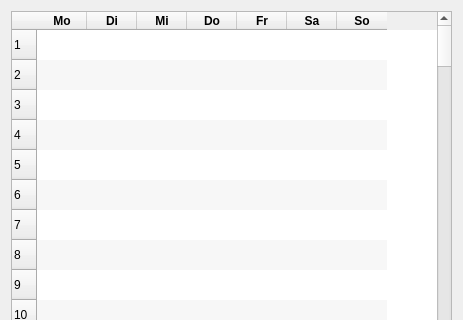
Qt form src/ui/choose_constraints.ui (amogorkon/watnu) before a commit; both pictures show x 0 to 463 and y 0 to 320 of the 463 by 501 pixel window.
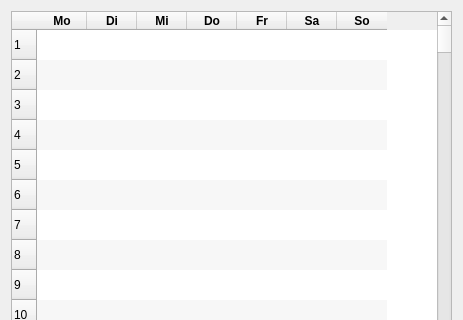
The same form after that commit.

```diff
--- a/src/ui/choose_constraints.ui
+++ b/src/ui/choose_constraints.ui
@@ -65,7 +65,7 @@
       <bool>false</bool>
      </property>
      <property name="rowCount">
-      <number>144</number>
+      <number>288</number>
      </property>
      <property name="columnCount">
       <number>7</number>
@@ -134,6 +134,150 @@
      <row/>
      <row/>
      <row/>
+     <row/>
+     <row/>
+     <row/>
+     <row/>
+     <row/>
+     <row/>
+     <row/>
+     <row/>
+     <row/>
+     <row/>
+     <row/>
+     <row/>
+     <row/>
+     <row/>
+     <row/>
+     <row/>
+     <row/>
+     <row/>
+     <row/>
+     <row/>
+     <row/>
+     <row/>
+     <row/>
+     <row/>
+     <row/>
+     <row/>
+     <row/>
+     <row/>
+     <row/>
+     <row/>
+     <row/>
+     <row/>
+     <row/>
+     <row/>
+     <row/>
+     <row/>
+     <row/>
+     <row/>
+     <row/>
+     <row/>
+     <row/>
+     <row/>
+     <row/>
+     <row/>
+     <row/>
+     <row/>
+     <row/>
+     <row/>
+     <row/>
+     <row/>
+     <row/>
+     <row/>
+     <row/>
+     <row/>
+     <row/>
+     <row/>
+     <row/>
+     <row/>
+     <row/>
+     <row/>
+     <row/>
+     <row/>
+     <row/>
+     <row/>
+     <row/>
+     <row/>
+     <row/>
+     <row/>
+     <row/>
+     <row/>
+     <row/>
+     <row/>
+     <row/>
+     <row/>
+     <row/>
+     <row/>
+     <row/>
+     <row/>
+     <row/>
+     <row/>
+     <row/>
+     <row/>
+     <row/>
+     <row/>
+     <row/>
+     <row/>
+     <row/>
+     <row/>
+     <row/>
+     <row/>
+     <row/>
+     <row/>
+     <row/>
+     <row/>
+     <row/>
+     <row/>
+     <row/>
+     <row/>
+     <row/>
+     <row/>
+     <row/>
+     <row/>
+     <row/>
+     <row/>
+     <row/>
+     <row/>
+     <row/>
+     <row/>
+     <row/>
+     <row/>
+     <row/>
+     <row/>
+     <row/>
+     <row/>
+     <row/>
+     <row/>
+     <row/>
+     <row/>
+     <row/>
+     <row/>
+     <row/>
+     <row/>
+     <row/>
+     <row/>
+     <row/>
+     <row/>
+     <row/>
+     <row/>
+     <row/>
+     <row/>
+     <row/>
+     <row/>
+     <row/>
+     <row/>
+     <row/>
+     <row/>
+     <row/>
+     <row/>
+     <row/>
+     <row/>
+     <row/>
+     <row/>
+     <row/>
+     <row/>
      <row/>
      <row/>
      <row/>
```
